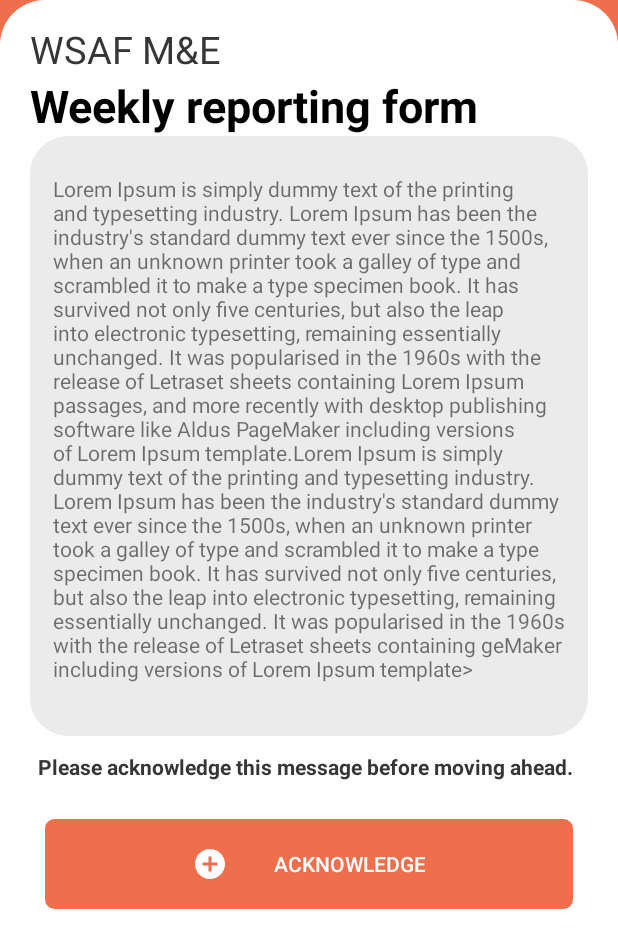
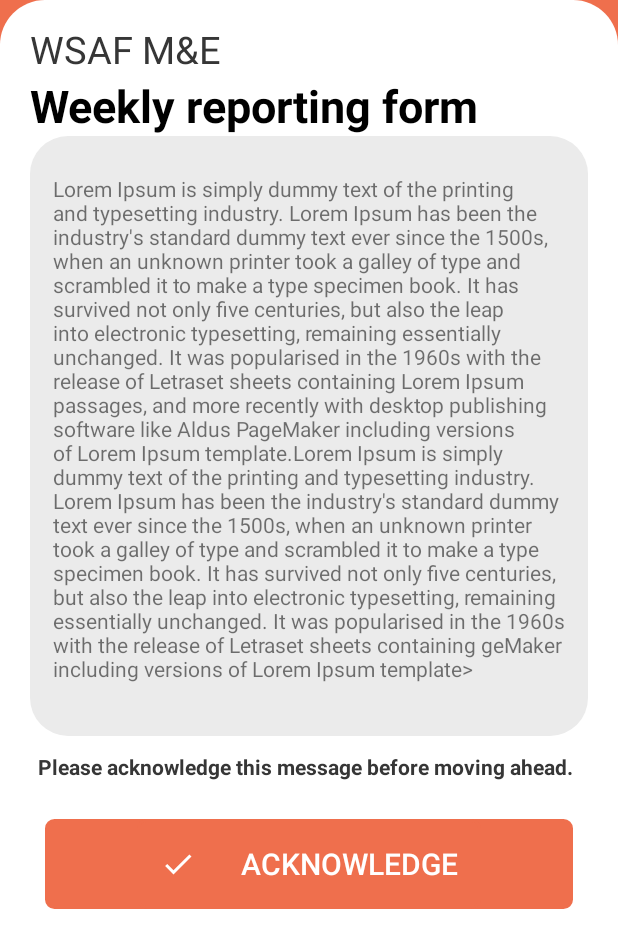
Before and after one commit to ablyParasBhasin/MLDemoCode, an Android app: the layout fragment_reporting_form.xml on its own in the app's theme, with its tools: preview values and no code run, on a phone screen of 412 x 824 dp. Shown: the top 948 px of the screen. Run offline under Robolectric (Android 15) with nearby library versions, the phone set to English and light mode, and no system bars.

Commit message:
paras developer

```diff
--- /dev/null
+++ b/app/src/main/res/drawable/ic_baseline_check_24.xml
@@ -0,0 +1,5 @@
+<vector android:height="24dp" android:tint="#FFFFFF"
+    android:viewportHeight="24" android:viewportWidth="24"
+    android:width="24dp" xmlns:android="http://schemas.android.com/apk/res/android">
+    <path android:fillColor="@android:color/white" android:pathData="M9,16.17L4.83,12l-1.42,1.41L9,19 21,7l-1.41,-1.41z"/>
+</vector>
--- a/app/src/main/res/layout/fragment_reporting_form.xml
+++ b/app/src/main/res/layout/fragment_reporting_form.xml
@@ -99,10 +99,11 @@
                     android:layout_height="@dimen/margin_60dp"
                     android:background="@drawable/btn_enable_bg"
                     android:backgroundTint="@color/colorAccent"
-                    android:drawableStart="@drawable/add_circle"
+                    android:drawableStart="@drawable/ic_baseline_check_24"
                     android:drawablePadding="@dimen/margin_30dp"
                     android:padding="@dimen/margin_15dp"
                     android:text="@string/app_acknowledge"
+                    android:textSize="@dimen/txt_20sp"
                     android:textColor="@android:color/white" />
             </LinearLayout>
 
```
Also changed, not shown: app/src/main/res/layout/activity_acknowledge.xml (+3 -9 lines).
